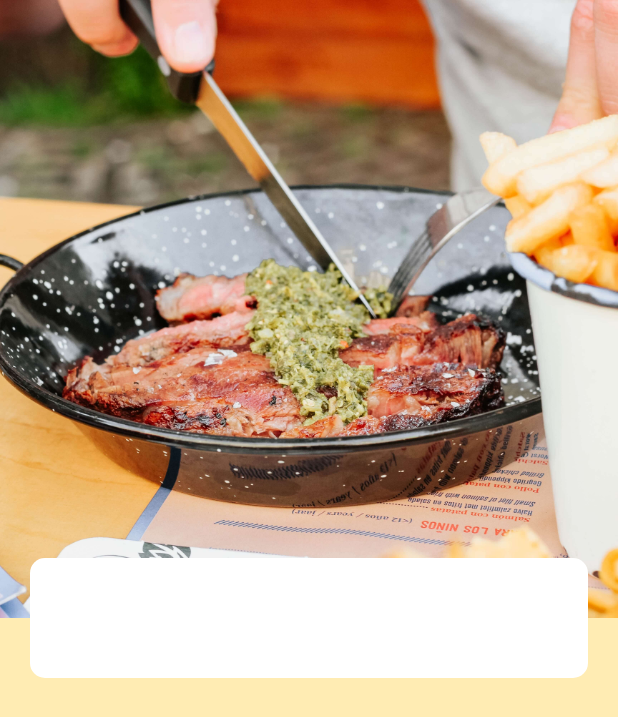
After one commit to santoshanand/photographer, a Flutter app: the Default screen opened directly, on a phone screen of 412 x 824 dp. The commit adds this screen. Shown: the top 717 px of the screen. Run offline on Flutter 3.47's test engine with Material 2 defaults, Android fonts, the phone set to English and light mode, and no system bars; our stand-ins replace page_transition.

Commit message:
added new component

```diff
--- /dev/null
+++ b/lib/src/pages/default/default.dart
@@ -0,0 +1,42 @@
+import 'package:flutter/material.dart';
+
+class Default extends StatefulWidget {
+  @override
+  _DefaultState createState() => _DefaultState();
+}
+
+class _DefaultState extends State<Default> {
+  @override
+  Widget build(BuildContext context) {
+    return Scaffold(
+      body: Container(
+        color: Colors.amber.shade100,
+        child: Stack(
+          children: <Widget>[
+            Container(
+              height: MediaQuery.of(context).size.height / 2,
+              decoration: BoxDecoration(
+                image: DecorationImage(
+                  fit: BoxFit.cover,
+                  alignment: Alignment.topCenter,
+                  image: AssetImage('assets/images/common/home-bg.jpg'),
+                ),
+              ),
+            ),
+            Align(
+              alignment: Alignment.center,
+              child: Container(
+                margin: EdgeInsets.all(20),
+                height: 80,
+                decoration: BoxDecoration(
+                  borderRadius: BorderRadius.circular(10),
+                  color: Colors.white,
+                ),
+              ),
+            ),
+          ],
+        ),
+      ),
+    );
+  }
+}
```
Also changed, not shown: lib/src/app.dart (+7 -6 lines), assets/images/common/home-bg.jpg (added).
